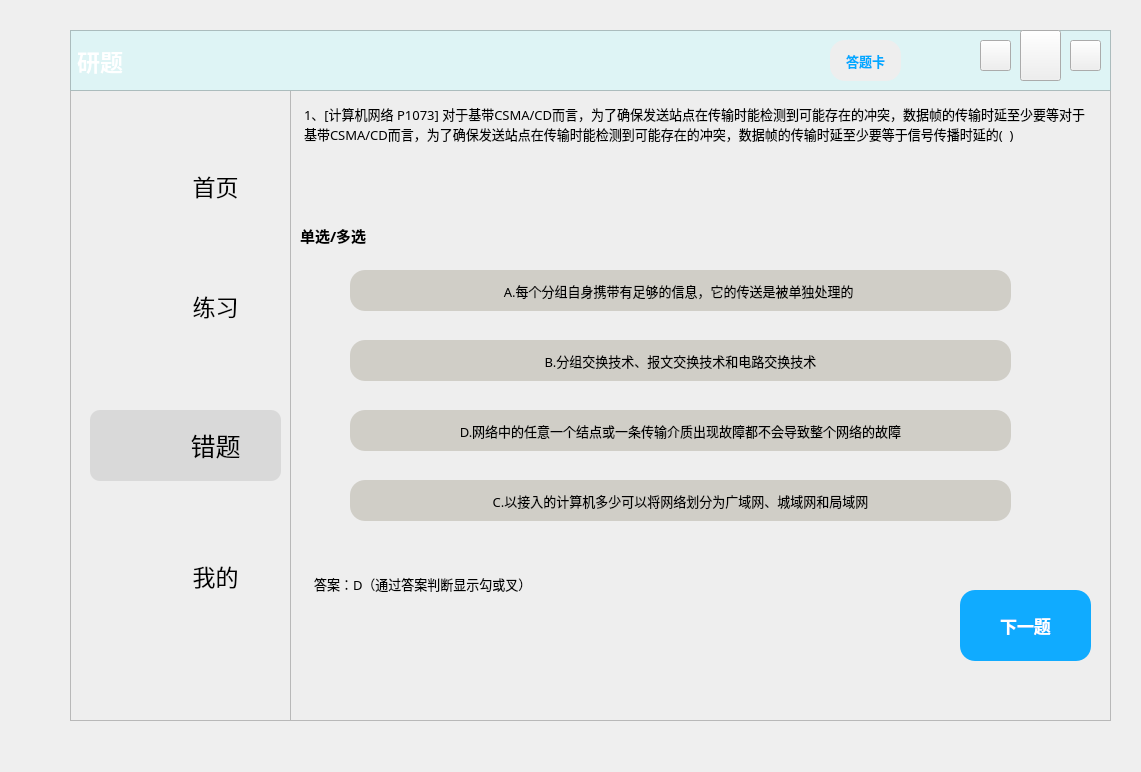
Above: UI前端/UI美化1.0/错题UI2_1.0.ui from EdmitSpera/Postgraduate-question-system before the change. Below: the same form after it.
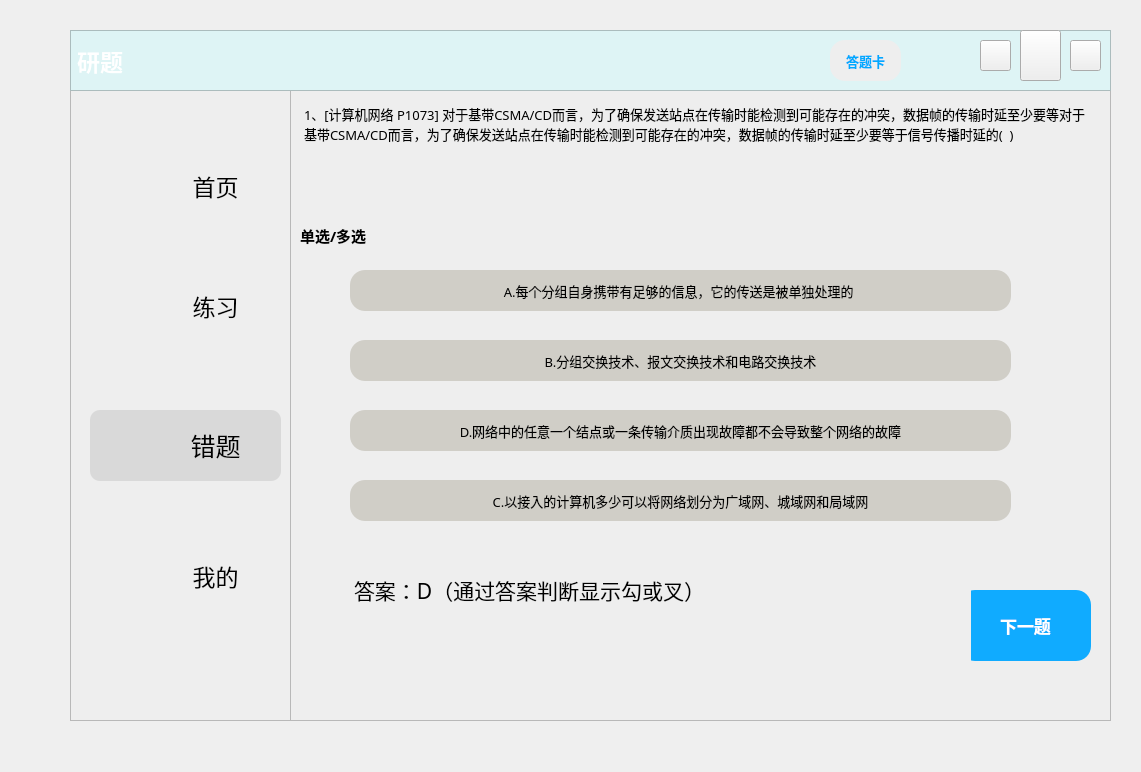
That is the form after the change. Icons and pictures are not drawn.

The edit to the form file:
```diff
--- a/UI前端/UI美化1.0/错题UI2_1.0.ui
+++ b/UI前端/UI美化1.0/错题UI2_1.0.ui
@@ -481,7 +481,7 @@
   <widget class="QTextBrowser" name="wrong_analyse">
    <property name="geometry">
     <rect>
-     <x>310</x>
+     <x>350</x>
      <y>570</y>
      <width>621</width>
      <height>111</height>
@@ -503,7 +503,7 @@
 &lt;html&gt;&lt;head&gt;&lt;meta name=&quot;qrichtext&quot; content=&quot;1&quot; /&gt;&lt;style type=&quot;text/css&quot;&gt;
 p, li { white-space: pre-wrap; }
 &lt;/style&gt;&lt;/head&gt;&lt;body style=&quot; font-family:'微软雅黑'; font-size:9pt; font-weight:400; font-style:normal;&quot;&gt;
-&lt;p style=&quot; margin-top:0px; margin-bottom:0px; margin-left:0px; margin-right:0px; -qt-block-indent:0; text-indent:0px;&quot;&gt;&lt;span style=&quot; font-size:10pt;&quot;&gt;答案：D（通过答案判断显示勾或叉）&lt;/span&gt;&lt;/p&gt;&lt;/body&gt;&lt;/html&gt;</string>
+&lt;p style=&quot; margin-top:0px; margin-bottom:0px; margin-left:0px; margin-right:0px; -qt-block-indent:0; text-indent:0px;&quot;&gt;&lt;span style=&quot; font-size:16pt;&quot;&gt;答案：D（通过答案判断显示勾或叉）&lt;/span&gt;&lt;/p&gt;&lt;/body&gt;&lt;/html&gt;</string>
    </property>
   </widget>
   <widget class="QPushButton" name="Bt_B_wr">
```
Left out of the diff: 9 changed lines with no effect on the pictures.
